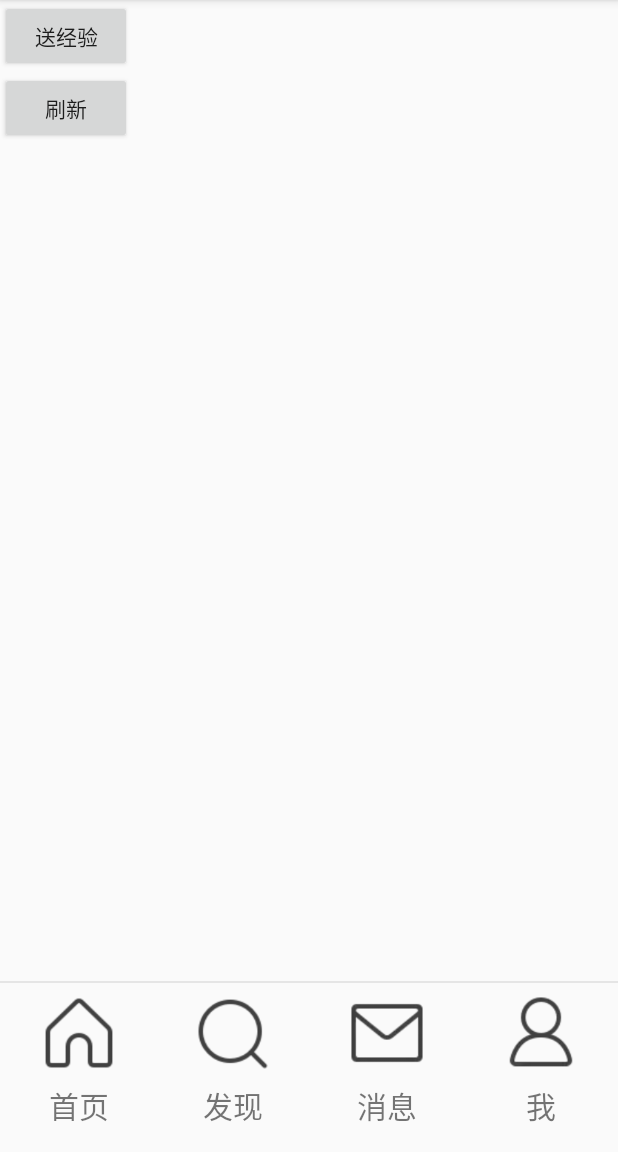
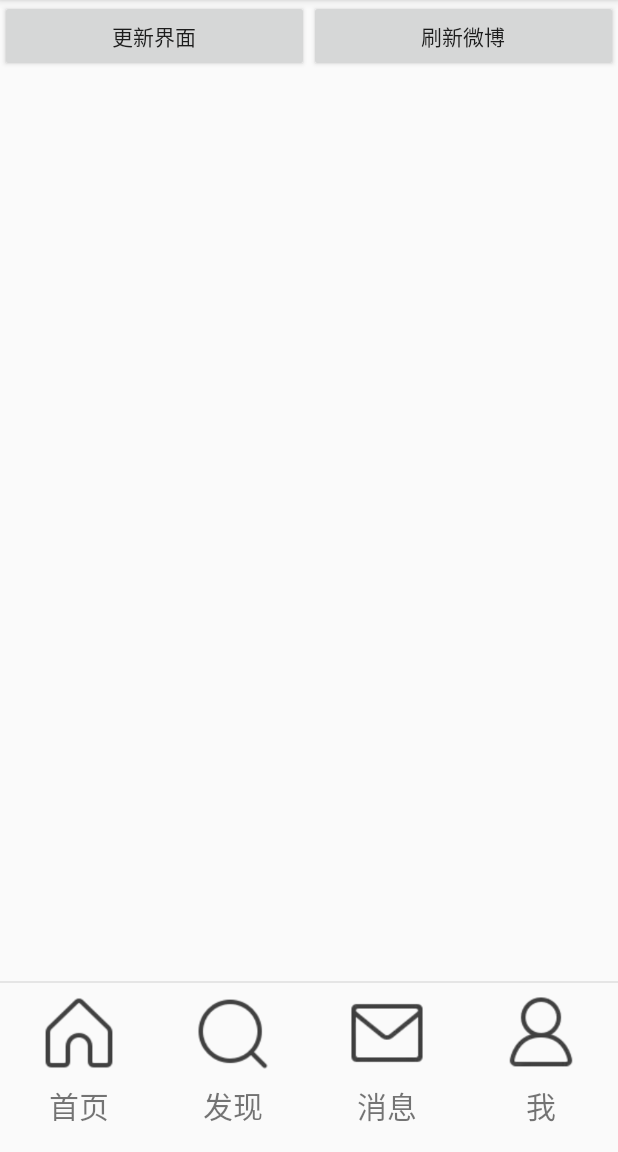
Before and after one commit to luojiegithuber/Weibo-Client, an Android app: the HomeActivity screen opened directly, with no data from a screen before it, after a tap on "发现", on a phone screen of 412 x 824 dp, the part 84-1236 px from its top. Run offline under Robolectric (Android 15) with nearby library versions, the phone set to English and light mode, and no system bars; 3 statements that could not run were skipped; 1 other tap on this screen came first.

Commit message:
修正网络推送功能，增加个人界面模块

```diff
--- a/src/main/java/com/example/wechatlogin/HomeActivity.java
+++ b/src/main/java/com/example/wechatlogin/HomeActivity.java
@@ -36,6 +36,7 @@ public class HomeActivity extends AppCompatActivity implements View.OnClickListe
     //Fragment 对象
     private fg_list fglist;
     private fg_publish fgpublish;
+    private fg_me fgme;
     private FragmentManager fManager;//管理者，负责移除，显示，隐藏
 
     //
@@ -64,7 +65,7 @@ public class HomeActivity extends AppCompatActivity implements View.OnClickListe
         fManager = getFragmentManager();
 
         bindViews();//初始化绑定
-        tab_publish.performClick();//模拟第一次点击，首次进入list界面
+        tab_me.performClick();//模拟第一次点击，首次进入list界面
 
         datas = new ArrayList<weibo>();
 
@@ -80,9 +81,11 @@ public class HomeActivity extends AppCompatActivity implements View.OnClickListe
     private void bindViews() {
         tab_publish = (TextView) findViewById(R.id.home_icon_1);
         tab_list = (TextView) findViewById(R.id.home_icon_2);
+        tab_me = (TextView) findViewById(R.id.home_icon_4);
 
         tab_publish.setOnClickListener(this);
         tab_list.setOnClickListener(this);
+        tab_me.setOnClickListener(this);
 
     }
 
@@ -90,12 +93,14 @@ public class HomeActivity extends AppCompatActivity implements View.OnClickListe
     private void setSelected(){
         tab_publish.setSelected(false);
         tab_list.setSelected(false);
+        tab_me.setSelected(false);
     }
 
     //隐藏所有Fragment
     private void hideAllFragment(FragmentTransaction fragmentTransaction){
         if(fgpublish != null)fragmentTransaction.hide(fgpublish);
         if(fglist != null)fragmentTransaction.hide(fglist);
+        if(fgme != null)fragmentTransaction.hide(fgme);
     }
 
     public void onClick(View v) {
@@ -126,6 +131,19 @@ public class HomeActivity extends AppCompatActivity implements View.OnClickListe
                     fTransaction.add(R.id.ly_content,fglist);*/
                 }else{
                     fTransaction.show(fglist);
+                }
+                break;
+            case R.id.home_icon_4:
+                setSelected();
+                tab_me.setSelected(true);
+                if(fgme == null){
+                    //实例化一个fg
+                    fgme = new fg_me();//传递管理者和数据集
+                    fgme.setArguments(bd);//将用户名传递过去
+                    fTransaction.add(R.id.ly_content,fgme);//将fglist加载到界面上
+
+                }else{
+                    fTransaction.show(fgme);
                 }
                 break;
         }
--- a/src/main/java/com/example/wechatlogin/fg_list.java
+++ b/src/main/java/com/example/wechatlogin/fg_list.java
@@ -91,13 +91,13 @@ public class fg_list extends Fragment implements AdapterView.OnItemClickListener
        button_get_weibo.setOnClickListener(new View.OnClickListener() {
            @Override
            public void onClick(View v) {
-               Toast.makeText(getActivity(),"得到新的微博数据", Toast.LENGTH_SHORT).show();
+
                new Thread(new Runnable() {
                    @Override
                    public void run() {
                        try {
                            getWeibo();// 发起网络请求get,得到服务器返回的数据并处理
-
+                           Toast.makeText(getActivity(),"得到新的微博数据", Toast.LENGTH_SHORT).show();
                        } catch (Exception e) {
                            System.out.println(e.getMessage());
                        }
@@ -123,6 +123,7 @@ public class fg_list extends Fragment implements AdapterView.OnItemClickListener
                 //处理内容：将返还的JSON数据组变成多个对象
                 parseJSONwithGSON(responseData);
                 //处理结束了
+
 
             }
             @Override
--- /dev/null
+++ b/src/main/java/com/example/wechatlogin/fg_me.java
@@ -0,0 +1,36 @@
+package com.example.wechatlogin;
+
+import android.app.Fragment;
+import android.os.Bundle;
+import android.view.LayoutInflater;
+import android.view.View;
+import android.view.ViewGroup;
+import android.widget.TextView;
+
+/**
+ * Created by DELL on 2019/11/4.
+ */
+
+public class fg_me extends Fragment {
+
+    TextView textview;
+    String username;//用户名
+
+    public View onCreateView(LayoutInflater inflater, ViewGroup container, Bundle savedInstanceState) {
+        View view=inflater.inflate(R.layout.fg_me,null);//装载布局
+
+        textview = (TextView)view.findViewById(R.id.me_username);
+        Bundle bd =this.getArguments();
+        username = bd.getString("username");
+        textview.setText(username);//变成用户名
+
+        return view;
+    }
+
+    //在fragment不能直接进行点击事件，需要放到oncreatActivity中
+    @Override
+    public void onActivityCreated(Bundle savedInstanceState) {
+        super.onActivityCreated(savedInstanceState);
+    }
+
+}
--- a/src/main/res/layout/fg_list.xml
+++ b/src/main/res/layout/fg_list.xml
@@ -2,17 +2,24 @@
 <LinearLayout xmlns:android="http://schemas.android.com/apk/res/android"
     android:orientation="vertical" android:layout_width="match_parent"
     android:layout_height="match_parent">
-
+    <LinearLayout
+        android:layout_width="match_parent"
+        android:layout_height="wrap_content">
         <Button
+            android:layout_weight="1"
             android:id="@+id/button_test"
-        android:text="送经验"
+            android:text="更新界面"
             android:layout_height="wrap_content"
             android:layout_width="wrap_content" />
         <Button
+            android:layout_weight="1"
             android:id="@+id/button_get_weibo"
-        android:text="刷新"
+            android:text="刷新微博"
             android:layout_height="wrap_content"
             android:layout_width="wrap_content" />
+    </LinearLayout>
+
+
     <ListView
         android:id="@+id/list_weibo"
         android:layout_height="wrap_content"
```
Also changed, not shown: src/main/res/layout/fg_me.xml (added, +23 -0 lines). Lines whose indentation alone changed are shown as unchanged.
